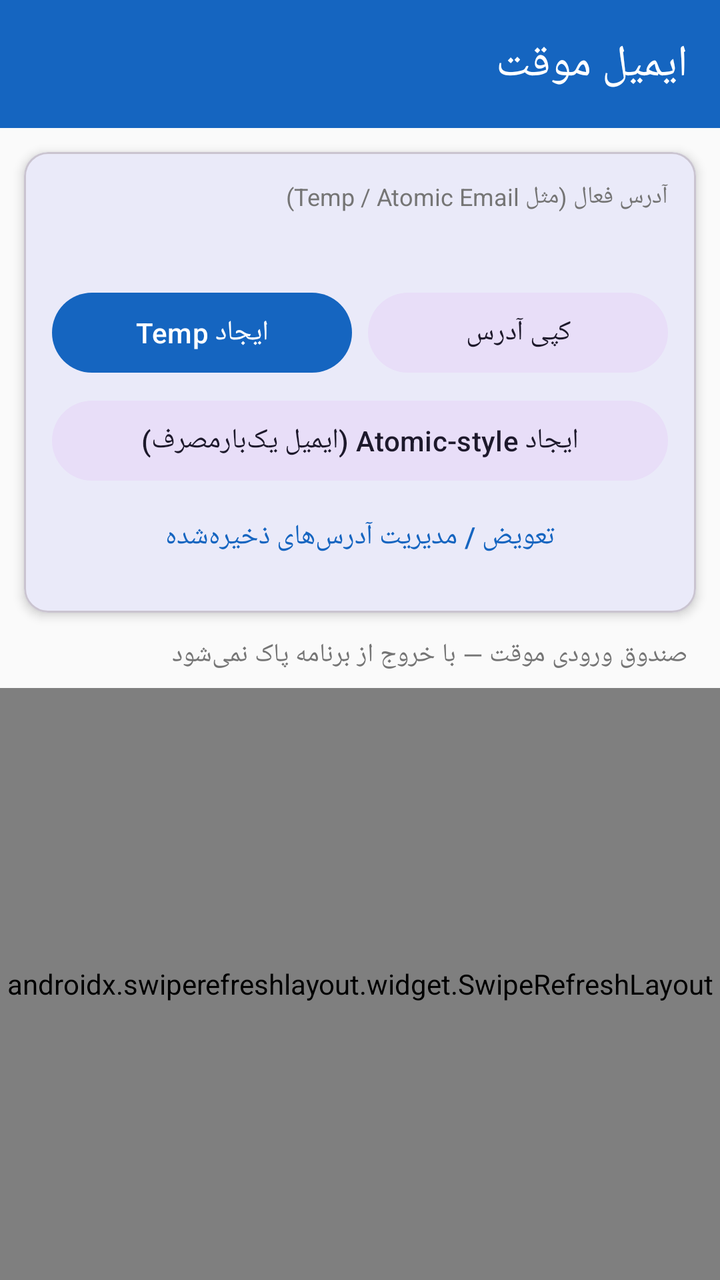
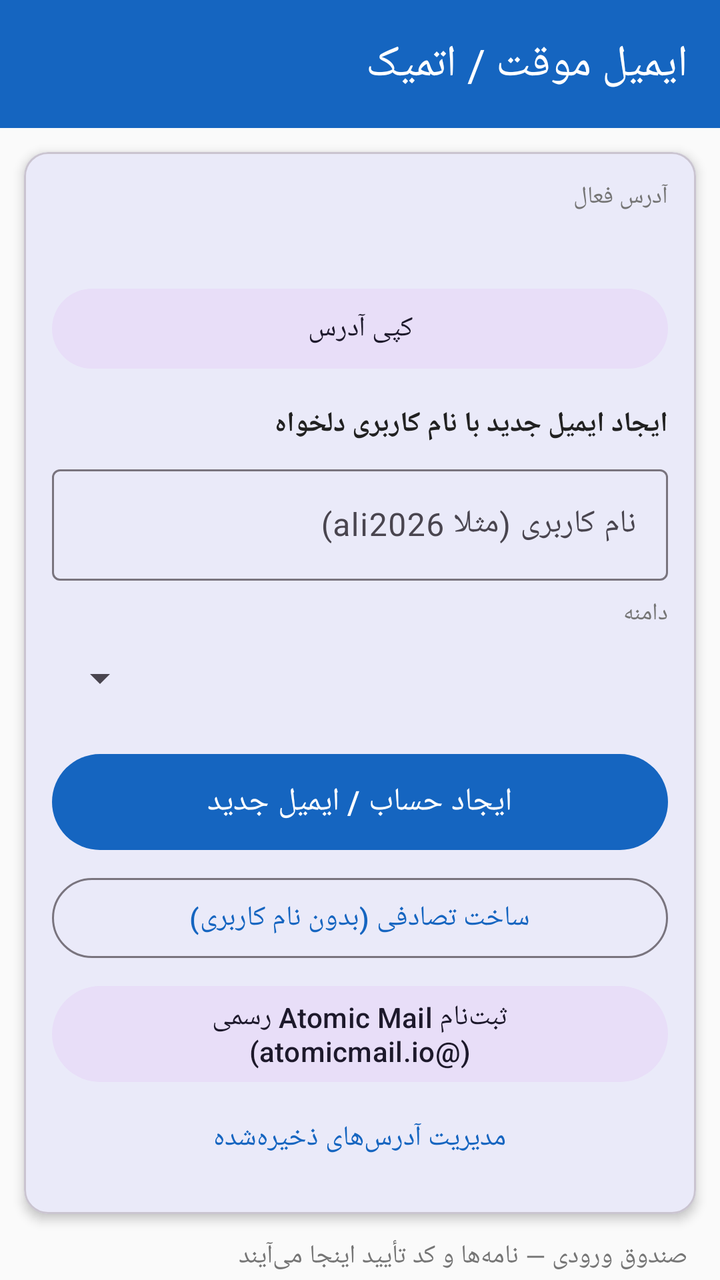

Two renders of the same Android screen: before a commit and after it. Below are the layout's source before the change and the commit's diff.
<!-- AndroidManifest.xml: application theme Theme.PersianEmail -->
<!-- res/layout/activity_temp_mail.xml -->
<?xml version="1.0" encoding="utf-8"?>
<androidx.coordinatorlayout.widget.CoordinatorLayout
    xmlns:android="http://schemas.android.com/apk/res/android"
    xmlns:app="http://schemas.android.com/apk/res-auto"
    android:layout_width="match_parent"
    android:layout_height="match_parent"
    android:layoutDirection="rtl"
    android:background="@color/bg">

    <com.google.android.material.appbar.AppBarLayout
        android:layout_width="match_parent"
        android:layout_height="wrap_content">
        <com.google.android.material.appbar.MaterialToolbar
            android:id="@+id/toolbar"
            android:layout_width="match_parent"
            android:layout_height="?attr/actionBarSize"
            android:background="@color/primary"
            app:title="ایمیل موقت"
            app:titleTextColor="@android:color/white" />
    </com.google.android.material.appbar.AppBarLayout>

    <LinearLayout
        android:layout_width="match_parent"
        android:layout_height="match_parent"
        android:orientation="vertical"
        app:layout_behavior="@string/appbar_scrolling_view_behavior">

        <com.google.android.material.card.MaterialCardView
            android:layout_width="match_parent"
            android:layout_height="wrap_content"
            android:layout_margin="12dp"
            app:cardElevation="3dp"
            app:cardCornerRadius="12dp">

            <LinearLayout
                android:layout_width="match_parent"
                android:layout_height="wrap_content"
                android:orientation="vertical"
                android:padding="14dp">

                <TextView
                    android:layout_width="match_parent"
                    android:layout_height="wrap_content"
                    android:text="آدرس فعال (مثل Temp / Atomic Email)"
                    android:textSize="12sp"
                    android:textColor="@color/text_muted" />

                <TextView
                    android:id="@+id/activeAddress"
                    android:layout_width="match_parent"
                    android:layout_height="wrap_content"
                    android:textSize="16sp"
                    android:textStyle="bold"
                    android:textColor="@color/text"
                    android:textIsSelectable="true"
                    android:layout_marginTop="4dp"
                    android:contentDescription="آدرس ایمیل موقت فعال" />

                <LinearLayout
                    android:layout_width="match_parent"
                    android:layout_height="wrap_content"
                    android:orientation="horizontal"
                    android:layout_marginTop="10dp">

                    <com.google.android.material.button.MaterialButton
                        android:id="@+id/btnCopy"
                        style="@style/Widget.Material3.Button.TonalButton"
                        android:layout_width="0dp"
                        android:layout_height="wrap_content"
                        android:layout_weight="1"
                        android:text="کپی آدرس"
                        android:layout_marginEnd="4dp"
                        android:contentDescription="کپی آدرس ایمیل" />

                    <com.google.android.material.button.MaterialButton
                        android:id="@+id/btnCreate"
                        android:layout_width="0dp"
                        android:layout_height="wrap_content"
                        android:layout_weight="1"
                        android:text="ایجاد Temp"
                        android:layout_marginStart="4dp"
                        android:contentDescription="ایجاد ایمیل موقت" />
                </LinearLayout>

                <com.google.android.material.button.MaterialButton
                    android:id="@+id/btnCreateAtomic"
                    style="@style/Widget.Material3.Button.TonalButton"
                    android:layout_width="match_parent"
                    android:layout_height="wrap_content"
                    android:layout_marginTop="6dp"
                    android:text="ایجاد Atomic-style (ایمیل یک‌بارمصرف)"
                    android:contentDescription="ایجاد ایمیل اتمیک" />

                <com.google.android.material.button.MaterialButton
                    android:id="@+id/btnSwitch"
                    style="@style/Widget.Material3.Button.TextButton"
                    android:layout_width="match_parent"
                    android:layout_height="wrap_content"
                    android:text="تعویض / مدیریت آدرس‌های ذخیره‌شده"
                    android:contentDescription="مدیریت ایمیل‌های موقت" />
            </LinearLayout>
        </com.google.android.material.card.MaterialCardView>

        <TextView
            android:layout_width="match_parent"
            android:layout_height="wrap_content"
            android:paddingHorizontal="16dp"
            android:text="صندوق ورودی موقت — با خروج از برنامه پاک نمی‌شود"
            android:textSize="13sp"
            android:textColor="@color/text_muted"
            android:contentDescription="صندوق ورودی موقت" />

        <androidx.swiperefreshlayout.widget.SwipeRefreshLayout
            android:id="@+id/swipe"
            android:layout_width="match_parent"
            android:layout_height="0dp"
            android:layout_weight="1"
            android:layout_marginTop="8dp">

            <androidx.recyclerview.widget.RecyclerView
                android:id="@+id/list"
                android:layout_width="match_parent"
                android:layout_height="match_parent"
                android:padding="8dp"
                android:clipToPadding="false"
                android:contentDescription="فهرست نامه‌های موقت" />
        </androidx.swiperefreshlayout.widget.SwipeRefreshLayout>

        <TextView
            android:id="@+id/empty"
            android:layout_width="match_parent"
            android:layout_height="wrap_content"
            android:gravity="center"
            android:padding="24dp"
            android:text="هنوز نامه‌ای نرسیده. آدرس را کپی کنید و در سایت‌ها استفاده کنید."
            android:textColor="@color/text_muted"
            android:visibility="gone" />
    </LinearLayout>
</androidx.coordinatorlayout.widget.CoordinatorLayout>
<!-- resources referenced by this layout -->
<resources>
  <color name="bg">#FAFAFA</color>
  <color name="primary">#1565C0</color>
  <color name="text">#212121</color>
  <color name="text_muted">#757575</color>
  <style name="Theme.PersianEmail" parent="Theme.Material3.Light.NoActionBar">
          <item name="colorPrimary">@color/primary</item>
          <item name="colorPrimaryDark">@color/primary_dark</item>
          <item name="colorAccent">@color/accent</item>
          <item name="android:statusBarColor">@color/primary_dark</item>
          <item name="android:navigationBarColor">@color/surface</item>
          <item name="android:windowBackground">@color/bg</item>
      </style>
  <color name="primary_dark">#0D47A1</color>
  <color name="accent">#00897B</color>
  <color name="surface">#FFFFFF</color>
</resources>

<!-- the commit's change to res/layout/activity_temp_mail.xml (unified diff, before → after) -->
@@ -15,7 +15,7 @@
             android:layout_width="match_parent"
             android:layout_height="?attr/actionBarSize"
             android:background="@color/primary"
-            app:title="ایمیل موقت"
+            app:title="ایمیل موقت / اتمیک"
             app:titleTextColor="@android:color/white" />
     </com.google.android.material.appbar.AppBarLayout>
 
@@ -41,7 +41,7 @@
                 <TextView
                     android:layout_width="match_parent"
                     android:layout_height="wrap_content"
-                    android:text="آدرس فعال (مثل Temp / Atomic Email)"
+                    android:text="آدرس فعال"
                     android:textSize="12sp"
                     android:textColor="@color/text_muted" />
 
@@ -56,47 +56,87 @@
                     android:layout_marginTop="4dp"
                     android:contentDescription="آدرس ایمیل موقت فعال" />
 
-                <LinearLayout
+                <com.google.android.material.button.MaterialButton
+                    android:id="@+id/btnCopy"
+                    style="@style/Widget.Material3.Button.TonalButton"
                     android:layout_width="match_parent"
                     android:layout_height="wrap_content"
-                    android:orientation="horizontal"
-                    android:layout_marginTop="10dp">
+                    android:layout_marginTop="8dp"
+                    android:text="کپی آدرس"
+                    android:contentDescription="کپی آدرس ایمیل" />
 
-                    <com.google.android.material.button.MaterialButton
-                        android:id="@+id/btnCopy"
-                        style="@style/Widget.Material3.Button.TonalButton"
-                        android:layout_width="0dp"
+                <TextView
+                    android:layout_width="match_parent"
+                    android:layout_height="wrap_content"
+                    android:layout_marginTop="14dp"
+                    android:text="ایجاد ایمیل جدید با نام کاربری دلخواه"
+                    android:textStyle="bold"
+                    android:textSize="14sp"
+                    android:textColor="@color/text"
+                    android:contentDescription="ایجاد ایمیل جدید با نام کاربری" />
+
+                <com.google.android.material.textfield.TextInputLayout
+                    android:layout_width="match_parent"
+                    android:layout_height="wrap_content"
+                    android:layout_marginTop="8dp"
+                    style="@style/Widget.Material3.TextInputLayout.OutlinedBox">
+                    <com.google.android.material.textfield.TextInputEditText
+                        android:id="@+id/usernameInput"
+                        android:layout_width="match_parent"
                         android:layout_height="wrap_content"
-                        android:layout_weight="1"
-                        android:text="کپی آدرس"
-                        android:layout_marginEnd="4dp"
-                        android:contentDescription="کپی آدرس ایمیل" />
+                        android:hint="نام کاربری (مثلا ali2026)"
+                        android:inputType="textEmailAddress"
+                        android:maxLines="1"
+                        android:contentDescription="نام کاربری ایمیل" />
+                </com.google.android.material.textfield.TextInputLayout>
 
-                    <com.google.android.material.button.MaterialButton
-                        android:id="@+id/btnCreate"
-                        android:layout_width="0dp"
-                        android:layout_height="wrap_content"
-                        android:layout_weight="1"
-                        android:text="ایجاد Temp"
-                        android:layout_marginStart="4dp"
-                        android:contentDescription="ایجاد ایمیل موقت" />
-                </LinearLayout>
+                <TextView
+                    android:layout_width="match_parent"
+                    android:layout_height="wrap_content"
+                    android:layout_marginTop="8dp"
+                    android:text="دامنه"
+                    android:textSize="12sp"
+                    android:textColor="@color/text_muted" />
+
+                <Spinner
+                    android:id="@+id/domainSpinner"
+                    android:layout_width="match_parent"
+                    android:layout_height="48dp"
+                    android:contentDescription="انتخاب دامنه" />
 
                 <com.google.android.material.button.MaterialButton
-                    android:id="@+id/btnCreateAtomic"
+                    android:id="@+id/btnCreateAccount"
+                    android:layout_width="match_parent"
+                    android:layout_height="56dp"
+                    android:layout_marginTop="10dp"
+                    android:text="ایجاد حساب / ایمیل جدید"
+                    android:textSize="16sp"
+                    android:contentDescription="ایجاد حساب ایمیل جدید با نام کاربری" />
+
+                <com.google.android.material.button.MaterialButton
+                    android:id="@+id/btnCreateRandom"
+                    style="@style/Widget.Material3.Button.OutlinedButton"
+                    android:layout_width="match_parent"
+                    android:layout_height="wrap_content"
+                    android:layout_marginTop="6dp"
+                    android:text="ساخت تصادفی (بدون نام کاربری)"
+                    android:contentDescription="ساخت ایمیل تصادفی" />
+
+                <com.google.android.material.button.MaterialButton
+                    android:id="@+id/btnAtomicOfficial"
                     style="@style/Widget.Material3.Button.TonalButton"
                     android:layout_width="match_parent"
                     android:layout_height="wrap_content"
                     android:layout_marginTop="6dp"
-                    android:text="ایجاد Atomic-style (ایمیل یک‌بارمصرف)"
-                    android:contentDescription="ایجاد ایمیل اتمیک" />
+                    android:text="ثبت‌نام Atomic Mail رسمی (@atomicmail.io)"
+                    android:contentDescription="ثبت‌نام در Atomic Mail رسمی" />
 
                 <com.google.android.material.button.MaterialButton
                     android:id="@+id/btnSwitch"
                     style="@style/Widget.Material3.Button.TextButton"
                     android:layout_width="match_parent"
                     android:layout_height="wrap_content"
-                    android:text="تعویض / مدیریت آدرس‌های ذخیره‌شده"
+                    android:text="مدیریت آدرس‌های ذخیره‌شده"
                     android:contentDescription="مدیریت ایمیل‌های موقت" />
             </LinearLayout>
         </com.google.android.material.card.MaterialCardView>
@@ -105,7 +145,7 @@
             android:layout_width="match_parent"
             android:layout_height="wrap_content"
             android:paddingHorizontal="16dp"
-            android:text="صندوق ورودی موقت — با خروج از برنامه پاک نمی‌شود"
+            android:text="صندوق ورودی — نامه‌ها و کد تأیید اینجا می‌آیند"
             android:textSize="13sp"
             android:textColor="@color/text_muted"
             android:contentDescription="صندوق ورودی موقت" />
